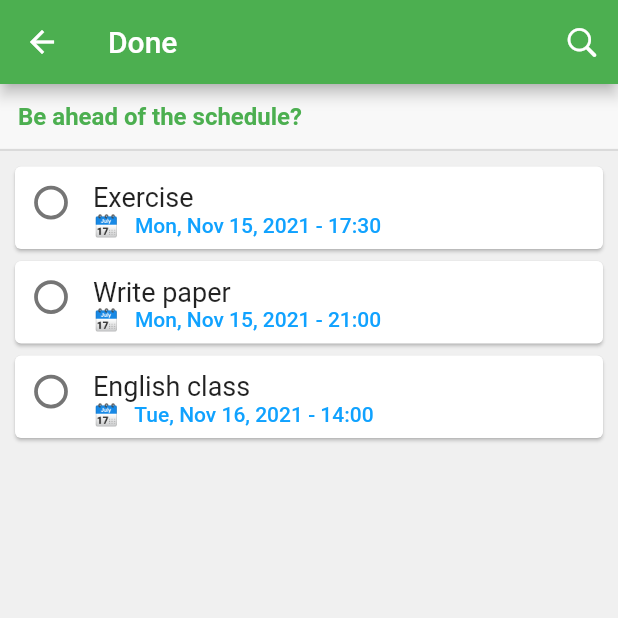
After one commit to hoangknguyen1807/flutter_simple_todo_list, a Flutter app: the screen it shows after launch, after a tap on "Upcoming", on a phone screen of 412 x 824 dp, the top half of it. The commit adds this screen. Run offline on Flutter 3.47's test engine with Material 2 defaults, Android fonts, the phone set to English and light mode, and no system bars; our stand-ins replace hive_flutter; accounts and stored records are empty.

Commit message:
Finished implementing Provider and state management logic

```diff
--- a/lib/src/providers/todo_items_provider.dart
+++ b/lib/src/providers/todo_items_provider.dart
@@ -1,6 +1,73 @@
 import 'package:flutter/foundation.dart';
+import 'package:flutter/material.dart';
+import 'package:simple_todo_list/src/models/todo_item.model.dart';
 
 class ToDoItemsProvider extends ChangeNotifier {
 
+  List<ToDoItemModel> _allItems = [];
+  final List<ToDoItemModel> _todayItems = [];
+  final List<ToDoItemModel> _pastItems = [];
+  final List<ToDoItemModel> _upcomingItems = [];
+  final List<ToDoItemModel> _doneItems = [];
+
+  ToDoItemsProvider(List<ToDoItemModel> allStoredItems) {
+    _allItems.addAll(allStoredItems);
+
+    update();
+  }
+
+  int _comparator(ToDoItemModel a, ToDoItemModel b) {
+    return a.occurTime.compareTo(b.occurTime);
+  }
+
+  List<ToDoItemModel> get allItems => _allItems;
+
+  set allItems(List<ToDoItemModel> allItems) {
+    _allItems = allItems;
+    notifyListeners();
+  }
+
+  void add(ToDoItemModel item) {
+    _allItems.add(item);
+    notifyListeners();
+  }
+
+  void remove(ToDoItemModel item) {
+    _allItems.remove(item);
+  }
+
+  void update() {
+    _allItems.sort(_comparator);
+
+    _todayItems.clear();
+    _doneItems.clear();
+    _pastItems.clear();
+    _upcomingItems.clear();
+
+    final today = DateTime.now();
+    for (var item in _allItems) {
+      if (item.isDone) {
+        _doneItems.add(item);
+      } else if (DateUtils.isSameDay(item.occurTime, today)) {
+        _todayItems.add(item);
+      } else {
+        if (item.occurTime.isAfter(today)) {
+          _upcomingItems.add(item);
+        } else {
+          _pastItems.add(item);
+        }
+      }
+    }
+
+    notifyListeners();
+  }
+
+  List<ToDoItemModel> get todayItems => _todayItems;
+
+  List<ToDoItemModel> get pastItems => _pastItems;
+
+  List<ToDoItemModel> get upcomingItems => _upcomingItems;
+
+  List<ToDoItemModel> get doneItems => _doneItems;
 
 }
--- a/lib/src/simple_todo_list_app.dart
+++ b/lib/src/simple_todo_list_app.dart
@@ -1,9 +1,10 @@
 import 'package:flutter/cupertino.dart';
 import 'package:flutter/material.dart';
 import 'package:flutter/services.dart';
+import 'package:provider/provider.dart';
+import 'package:simple_todo_list/src/providers/todo_items_provider.dart';
 import 'package:simple_todo_list/src/themes/styles.dart';
-import 'package:simple_todo_list/src/views/today_todos_page/today_todos_page.dart';
-
+import 'models/todo_item.model.dart';
 import 'views/home_page/home_page.dart';
 
 
@@ -15,6 +16,15 @@ class SimpleToDoListApp extends StatefulWidget {
 }
 
 class _SimpleToDoListAppState extends State<SimpleToDoListApp> {
+
+  final allStoredItems = [
+    ToDoItemModel('Go to sleep', DateTime(2021, 11, 13, 22), true),
+    ToDoItemModel('English class', DateTime(2021, 11, 16, 14, 0), false, 'Learn on Zoom'),
+    ToDoItemModel('Write paper', DateTime(2021, 11, 15, 21)),
+    ToDoItemModel('Exercise', DateTime(2021, 11, 15, 17, 30)),
+    ToDoItemModel('Read book', DateTime(2021, 11, 14, 19, 0))
+  ];
+
   @override
   Widget build(BuildContext context) {
     SystemChrome.setPreferredOrientations([
@@ -22,16 +32,16 @@ class _SimpleToDoListAppState extends State<SimpleToDoListApp> {
       DeviceOrientation.portraitDown]
     );
 
-    return MaterialApp(
-      title: 'Simple ToDo List App',
-      theme: ThemeData(
-        scaffoldBackgroundColor: Styles.scaffoldBackgroundColor,
-        primarySwatch: Colors.green,
+    return ChangeNotifierProvider(
+      create: (context) => ToDoItemsProvider(allStoredItems),
+      child: MaterialApp(
+        title: 'Simple ToDo List App',
+        theme: ThemeData(
+          scaffoldBackgroundColor: Styles.scaffoldBackgroundColor,
+          primarySwatch: Colors.green,
+        ),
+        home: const HomePage(),
       ),
-      routes: {
-        '/': (_) => const HomePage(),
-        '/today': (_) => const TodayToDosPage(),
-      },
     );
   }
 }
--- a/lib/src/views/edit_todo_item_page/edit_todo_item_page.dart
+++ b/lib/src/views/edit_todo_item_page/edit_todo_item_page.dart
@@ -2,6 +2,8 @@ import 'package:flutter/cupertino.dart';
 import 'package:flutter/material.dart';
 import 'package:intl/intl.dart';
 import 'package:simple_todo_list/src/models/todo_item.model.dart';
+import 'package:provider/provider.dart';
+import 'package:simple_todo_list/src/providers/todo_items_provider.dart';
 
 class EditToDoItemPage extends StatefulWidget {
   const EditToDoItemPage(this.toDoModel, { Key? key }) : super(key: key);
@@ -138,6 +140,8 @@ class _EditToDoItemPageState extends State<EditToDoItemPage> {
       _selectedTime.minute
     );
 
+    context.read<ToDoItemsProvider>().update();
+
     ScaffoldMessenger.of(context).showSnackBar(
       const SnackBar(content: Text(
         'ToDo item saved!', style: TextStyle(fontSize: 18)
--- a/lib/src/views/home_page/home_page.dart
+++ b/lib/src/views/home_page/home_page.dart
@@ -1,9 +1,17 @@
 import 'package:flutter/cupertino.dart';
 import 'package:flutter/material.dart';
 import 'package:flutter/widgets.dart';
+import 'package:provider/provider.dart';
 import 'package:simple_todo_list/src/models/todo_item.model.dart';
+import 'package:simple_todo_list/src/providers/todo_items_provider.dart';
 import 'package:simple_todo_list/src/themes/styles.dart';
+import 'package:simple_todo_list/src/utils/navigator_utils.dart';
+import 'package:simple_todo_list/src/views/home_page/done_todos_page/done_todos_page.dart';
+import 'package:simple_todo_list/src/views/home_page/upcoming_todos_page/upcoming_todos_page.dart';
+
 import 'package:simple_todo_list/src/views/widgets/todo_item_card.dart';
+
+import 'today_todos_page/today_todos_page.dart';
 
 class HomePage extends StatefulWidget {
   const HomePage({ Key? key }) : super(key: key);
@@ -14,16 +22,7 @@ class HomePage extends StatefulWidget {
 
 class _HomePageState extends State<HomePage> {
 
-
-  final nowDate = DateTime.now();
-
-  final allToDoItems = [
-    ToDoItemModel('Go to sleep', DateTime(2021, 11, 13, 22), true),
-    ToDoItemModel('English class', DateTime(2021, 11, 16, 14, 0), false, 'Learn on Zoom'),
-    ToDoItemModel('Exercise', DateTime(2021, 11, 15, 17, 30)),
-    ToDoItemModel('Exercise', DateTime(2021, 11, 15, 17, 30)),
-    ToDoItemModel('Read book', DateTime(2021, 11, 14, 19, 0))
-  ];
+  bool _isLoading = false;
 
   @override
   void initState() {
@@ -32,6 +31,13 @@ class _HomePageState extends State<HomePage> {
 
   @override
   Widget build(BuildContext context) {
+    var toDoItemsProvider = context.watch<ToDoItemsProvider>();
+    List<ToDoItemModel> allToDoItems = toDoItemsProvider.allItems;
+
+    final int todayCount = toDoItemsProvider.todayItems.length;
+    final int upcomingCount = toDoItemsProvider.upcomingItems.length;
+    final int doneCount = toDoItemsProvider.doneItems.length;
+
     return Scaffold(
       appBar: AppBar(
         toolbarHeight: 64,
@@ -45,6 +51,15 @@ class _HomePageState extends State<HomePage> {
           ),
         ),
         actions: [
+          IconButton(icon: const Icon(CupertinoIcons.refresh_thick),
+            onPressed: () {
+              _isLoading = true;
+              context.read<ToDoItemsProvider>().update();
+              Future.delayed(const Duration(milliseconds: 750), () {
+                setState(() => _isLoading = false);
+              });
+            },
+          ),
           IconButton(
             onPressed: () {},
             icon: const Icon(CupertinoIcons.bell, size: 28)
@@ -55,7 +70,18 @@ class _HomePageState extends State<HomePage> {
       body: SafeArea(
         child: Container(
           padding: const EdgeInsets.all(8),
-          child: Column(
+          child: (_isLoading)
+          ? const Center(
+              child: SizedBox(
+                height: 80.0,
+                width: 80.0,
+                child: CircularProgressIndicator(
+                  value: null,
+                  strokeWidth: 6.0,
+                ),
+              ),
+          )
+          : Column(
               crossAxisAlignment: CrossAxisAlignment.stretch,
               mainAxisSize: MainAxisSize.max,
               children: [
@@ -73,26 +99,33 @@ class _HomePageState extends State<HomePage> {
                       children: [
                         ListTile(
                           onTap: () {
-                            Navigator.of(context).pushNamed('/today');
+                            NavigatorUtils.navigateToScreen(
+                              context, const TodayToDosPage());
                           },
-                          leading: Text('${nowDate.day}',
-                            style: TextStyle(fontSize: 20)),
-                          title: Text('Today'),
-                          trailing: Text('2')
+                          leading: Text('${DateTime.now().day}',
+                            style: const TextStyle(fontSize: 20)),
+                          title: const Text('Today'),
+                          trailing: Text('$todayCount')
                         ),
                         const Divider(height: 1, thickness: 1),
                         ListTile(
-                          onTap: () {},
-                          leading: Icon(CupertinoIcons.calendar_today),
-                          title: Text('Upcoming'),
-                          trailing: Text('2')
+                          onTap: () {
+                            NavigatorUtils.navigateToScreen(
+                              context, const UpcomingToDosPage());
+                          },
+                          leading: const Icon(CupertinoIcons.calendar_today),
+                          title: const Text('Upcoming'),
+                          trailing: Text('$upcomingCount')
                         ),
                         const Divider(height: 1, thickness: 1),
                         ListTile(
-                          onTap: () {},
-                          leading: Icon(CupertinoIcons.check_mark_circled),
-                          title: Text('Done'),
-                          trailing: Text('4')
+                          onTap: () {
+                            NavigatorUtils.navigateToScreen(
+                              context, const DoneToDosPage());
+                          },
+                          leading: const Icon(CupertinoIcons.check_mark_circled),
+                          title: const Text('Done'),
+                          trailing: Text('$doneCount')
                         ),
                       ]
                     ),
--- /dev/null
+++ b/lib/src/views/home_page/upcoming_todos_page/upcoming_todos_page.dart
@@ -0,0 +1,62 @@
+import 'package:flutter/cupertino.dart';
+import 'package:flutter/material.dart';
+import 'package:intl/intl.dart';
+import 'package:simple_todo_list/src/providers/todo_items_provider.dart';
+import 'package:simple_todo_list/src/views/widgets/todo_item_card.dart';
+import 'package:provider/provider.dart';
+
+class UpcomingToDosPage extends StatefulWidget {
+  const UpcomingToDosPage({ Key? key }) : super(key: key);
+
+  @override
+  _UpcomingToDosPageState createState() => _UpcomingToDosPageState();
+}
+
+class _UpcomingToDosPageState extends State<UpcomingToDosPage> {
+
+  final dateFormat = DateFormat.yMMMEd();
+
+  @override
+  Widget build(BuildContext context) {
+    var toDoItemsProvider = context.watch<ToDoItemsProvider>();
+    var upcomingItems = toDoItemsProvider.upcomingItems;
+
+    return Scaffold(
+      appBar: AppBar(
+        title: const Text('Done'),
+        actions: [
+          IconButton(
+            icon: const Icon(CupertinoIcons.search, size: 24),
+            onPressed: () {
+            },),
+        ],
+      ),
+      body: SafeArea(
+        child: Column(
+          crossAxisAlignment: CrossAxisAlignment.stretch,
+          children: [
+            Container(
+              padding: const EdgeInsets.all(12),
+              color: Colors.white54,
+              child: Text("Be ahead of the schedule?",
+                style: TextStyle(fontSize: 16, fontWeight: FontWeight.w600,
+                  color: Theme.of(context).primaryColor)),
+            ),
+            const Divider(thickness: 1, height: 2),
+            Container(
+              padding: const EdgeInsets.all(6),
+              child: SingleChildScrollView(
+                child: Column(
+                  children: [
+                    for (var toDoItem in upcomingItems)
+                    ToDoItemCard(toDoItem)
+                  ],
+                ),
+              ),
+            ),
+          ],
+        ),
+      ),
+    );
+  }
+}
--- a/lib/src/views/widgets/todo_item_card.dart
+++ b/lib/src/views/widgets/todo_item_card.dart
@@ -1,7 +1,9 @@
 import 'package:flutter/material.dart';
 import 'package:flutter/widgets.dart';
 import 'package:intl/intl.dart';
+import 'package:provider/provider.dart';
 import 'package:simple_todo_list/src/models/todo_item.model.dart';
+import 'package:simple_todo_list/src/providers/todo_items_provider.dart';
 import 'package:simple_todo_list/src/themes/styles.dart';
 import 'package:simple_todo_list/src/utils/navigator_utils.dart';
 import 'package:simple_todo_list/src/views/edit_todo_item_page/edit_todo_item_page.dart';
@@ -80,6 +82,10 @@ class _ToDoItemCardState extends State<ToDoItemCard> {
                 shape: const CircleBorder(side: BorderSide(width: 0.0)),
                 onChanged: (value) {
                   setState(() => _toDoModel.isDone = (value == true));
+                  final toDoItemsProvider = context.read<ToDoItemsProvider>();
+                  Future.delayed(const Duration(milliseconds: 750), () {
+                    toDoItemsProvider.update();
+                  });
                 },
               )
             ),
```
Also changed, not shown: lib/src/views/home_page/done_todos_page/done_todos_page.dart (added, +62 -0 lines), lib/src/views/home_page/today_todos_page/today_todos_page.dart (renamed from lib/src/views/today_todos_page/today_todos_page.dart, +8 -10 lines), lib/src/views/notifications_page/notifications_page.dart (renamed from lib/src/views/notifications_tab/notifications_tab.dart).
